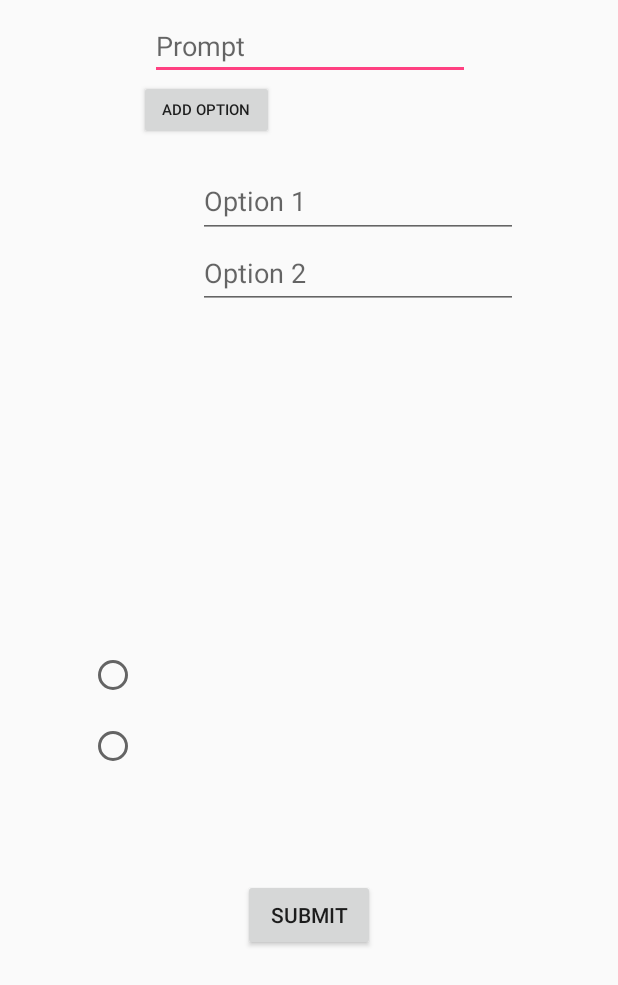
After one commit to loliveto/newD6, an Android app: the layout fragment_take_mc.xml on its own in the app's theme, with its tools: preview values and no code run, on a phone screen of 412 x 824 dp. The commit adds this screen. Shown: the top 985 px of the screen. Run offline under Robolectric (Android 15) with nearby library versions, the phone set to English and light mode, and no system bars.

Commit message:
more take

```diff
--- a/app/src/main/java/com/example/john/quizsurvey/DataModels/Questionare.java
+++ b/app/src/main/java/com/example/john/quizsurvey/DataModels/Questionare.java
@@ -51,6 +51,9 @@ public class Questionare {
         return questions.get(index);
     }
 
+    public int getSize(){
+        return questions.size();
+    }
     public void save()
     {
         if (firebase_id.equals("")) {
--- a/app/src/main/java/com/example/john/quizsurvey/MainActivity.java
+++ b/app/src/main/java/com/example/john/quizsurvey/MainActivity.java
@@ -136,7 +136,7 @@ public class MainActivity extends AppCompatActivity {
     {
         FragmentManager manager = getSupportFragmentManager();
         FragmentTransaction transaction = manager.beginTransaction();
-        TakeQuestionare ql = TakeQuestionare.newInstance();
+        TakeQuestionare ql = TakeQuestionare.newInstance(q);
         transaction.replace(R.id.main_activity,ql);
         transaction.commit();
     }
--- /dev/null
+++ b/app/src/main/res/layout/fragment_take_mc.xml
@@ -0,0 +1,206 @@
+<?xml version="1.0" encoding="utf-8"?>
+<android.support.constraint.ConstraintLayout
+    xmlns:android="http://schemas.android.com/apk/res/android"
+    xmlns:app="http://schemas.android.com/apk/res-auto"
+    xmlns:tools="http://schemas.android.com/tools"
+    android:layout_width="match_parent"
+    android:layout_height="match_parent">
+
+    <EditText
+        android:id="@+id/mcprompt"
+        android:layout_width="wrap_content"
+        android:layout_height="wrap_content"
+        android:layout_marginEnd="8dp"
+        android:layout_marginStart="8dp"
+        android:layout_marginTop="8dp"
+        android:ems="10"
+        android:hint="Prompt"
+        android:inputType="textPersonName"
+        app:layout_constraintEnd_toEndOf="parent"
+        app:layout_constraintHorizontal_bias="0.503"
+        app:layout_constraintStart_toStartOf="parent"
+        app:layout_constraintTop_toTopOf="parent" />
+
+    <RadioGroup
+        android:id="@+id/radioGroup"
+        android:layout_width="57dp"
+        android:layout_height="285dp"
+        android:layout_marginBottom="112dp"
+        android:layout_marginEnd="8dp"
+        android:layout_marginStart="8dp"
+        app:layout_constraintBottom_toBottomOf="parent"
+        app:layout_constraintEnd_toEndOf="parent"
+        app:layout_constraintHorizontal_bias="0.151"
+        app:layout_constraintStart_toStartOf="parent">
+
+        <RadioButton
+            android:id="@+id/mcOption1"
+            android:layout_width="wrap_content"
+            android:layout_height="1dp"
+            android:layout_weight="1" />
+
+        <RadioButton
+            android:id="@+id/mcOption2"
+            android:layout_width="wrap_content"
+            android:layout_height="1dp"
+            android:layout_weight="1" />
+
+        <RadioButton
+            android:id="@+id/mcOption3"
+            android:layout_width="wrap_content"
+            android:layout_height="1dp"
+            android:layout_weight="1"
+            android:visibility="invisible" />
+
+        <RadioButton
+            android:id="@+id/mcOption4"
+            android:layout_width="wrap_content"
+            android:layout_height="1dp"
+            android:layout_weight="1"
+            android:visibility="invisible" />
+
+        <RadioButton
+            android:id="@+id/mcOption5"
+            android:layout_width="wrap_content"
+            android:layout_height="1dp"
+            android:layout_weight="1"
+            android:visibility="invisible" />
+
+        <RadioButton
+            android:id="@+id/mcOption6"
+            android:layout_width="wrap_content"
+            android:layout_height="1dp"
+            android:layout_weight="1"
+            android:visibility="invisible" />
+    </RadioGroup>
+
+    <EditText
+        android:id="@+id/mcText1"
+        android:layout_width="wrap_content"
+        android:layout_height="49dp"
+        android:layout_marginEnd="8dp"
+        android:layout_marginStart="8dp"
+        android:layout_marginTop="16dp"
+        android:ems="10"
+        android:hint="Option 1"
+        android:inputType="textPersonName"
+        app:layout_constraintEnd_toEndOf="parent"
+        app:layout_constraintHorizontal_bias="0.679"
+        app:layout_constraintStart_toStartOf="parent"
+        app:layout_constraintTop_toBottomOf="@+id/addOption" />
+
+    <EditText
+        android:id="@+id/mcText2"
+        android:layout_width="wrap_content"
+        android:layout_height="47dp"
+        android:layout_marginEnd="8dp"
+        android:layout_marginStart="8dp"
+        android:ems="10"
+        android:hint="Option 2"
+        android:inputType="textPersonName"
+        app:layout_constraintEnd_toEndOf="parent"
+        app:layout_constraintHorizontal_bias="0.679"
+        app:layout_constraintStart_toStartOf="parent"
+        app:layout_constraintTop_toBottomOf="@+id/mcText1" />
+
+    <EditText
+        android:id="@+id/mcText3"
+        android:layout_width="wrap_content"
+        android:layout_height="47dp"
+        android:layout_marginStart="8dp"
+        android:ems="10"
+        android:hint="Option 3"
+        android:inputType="textPersonName"
+        android:visibility="invisible"
+        app:layout_constraintEnd_toEndOf="parent"
+        app:layout_constraintHorizontal_bias="0.645"
+        app:layout_constraintStart_toStartOf="parent"
+        app:layout_constraintTop_toBottomOf="@+id/mcText2" />
+
+    <EditText
+        android:id="@+id/mcText4"
+        android:layout_width="wrap_content"
+        android:layout_height="48dp"
+        android:layout_marginEnd="8dp"
+        android:layout_marginStart="8dp"
+        android:ems="10"
+        android:hint="Option 4"
+        android:inputType="textPersonName"
+        android:visibility="invisible"
+        app:layout_constraintEnd_toEndOf="parent"
+        app:layout_constraintHorizontal_bias="0.679"
+        app:layout_constraintStart_toStartOf="parent"
+        app:layout_constraintTop_toBottomOf="@+id/mcText3" />
+
+    <EditText
+        android:id="@+id/mcText5"
+        android:layout_width="wrap_content"
+        android:layout_height="46dp"
+        android:layout_marginEnd="8dp"
+        android:layout_marginStart="8dp"
+        android:ems="10"
+        android:hint="Option 5"
+        android:inputType="textPersonName"
+        android:visibility="invisible"
+        app:layout_constraintEnd_toEndOf="parent"
+        app:layout_constraintHorizontal_bias="0.679"
+        app:layout_constraintStart_toStartOf="parent"
+        app:layout_constraintTop_toBottomOf="@+id/mcText4" />
+
+    <EditText
+        android:id="@+id/mcText6"
+        android:layout_width="wrap_content"
+        android:layout_height="48dp"
+        android:layout_marginEnd="8dp"
+        android:layout_marginStart="8dp"
+        android:ems="10"
+        android:hint="Option 6"
+        android:inputType="textPersonName"
+        android:visibility="invisible"
+        app:layout_constraintEnd_toEndOf="parent"
+        app:layout_constraintHorizontal_bias="0.679"
+        app:layout_constraintStart_toStartOf="parent"
+        app:layout_constraintTop_toBottomOf="@+id/mcText5" />
+
+    <Button
+        android:id="@+id/addOption"
+        android:layout_width="90dp"
+        android:layout_height="40dp"
+        android:layout_marginEnd="8dp"
+        android:layout_marginStart="8dp"
+        android:text="Add Option"
+        android:textSize="10sp"
+        app:layout_constraintEnd_toEndOf="parent"
+        app:layout_constraintHorizontal_bias="0.276"
+        app:layout_constraintStart_toStartOf="parent"
+        app:layout_constraintTop_toBottomOf="@+id/mcprompt" />
+
+    <Button
+        android:id="@+id/submitMC"
+        android:layout_width="wrap_content"
+        android:layout_height="wrap_content"
+        android:layout_marginBottom="8dp"
+        android:layout_marginEnd="8dp"
+        android:layout_marginStart="8dp"
+        android:layout_marginTop="8dp"
+        android:text="Submit"
+        app:layout_constraintBottom_toBottomOf="parent"
+        app:layout_constraintEnd_toEndOf="parent"
+        app:layout_constraintStart_toStartOf="parent"
+        app:layout_constraintTop_toBottomOf="@+id/mcText6" />
+
+    <Button
+        android:id="@+id/removeOption"
+        android:layout_width="wrap_content"
+        android:layout_height="40dp"
+        android:layout_marginEnd="8dp"
+        android:layout_marginStart="8dp"
+        android:text="Remove Option"
+        android:textSize="10sp"
+        android:visibility="invisible"
+        app:layout_constraintEnd_toEndOf="parent"
+        app:layout_constraintHorizontal_bias="0.714"
+        app:layout_constraintStart_toStartOf="parent"
+        app:layout_constraintTop_toBottomOf="@+id/mcprompt" />
+
+</android.support.constraint.ConstraintLayout>
```
Also changed, not shown: app/src/main/java/com/example/john/quizsurvey/Views/TakeQuestionare.java (+30 -2 lines), app/src/main/res/layout/fragment_take_long.xml (added, +43 -0 lines), app/src/main/res/layout/fragment_take_match.xml (added, +188 -0 lines), app/src/main/res/layout/fragment_take_quest.xml (+8 -1 lines), app/src/main/res/layout/fragment_take_rank.xml (added, +141 -0 lines), app/src/main/res/layout/fragment_take_short.xml (added, +48 -0 lines), app/src/main/res/layout/fragment_take_tf.xml (added, +50 -0 lines).
